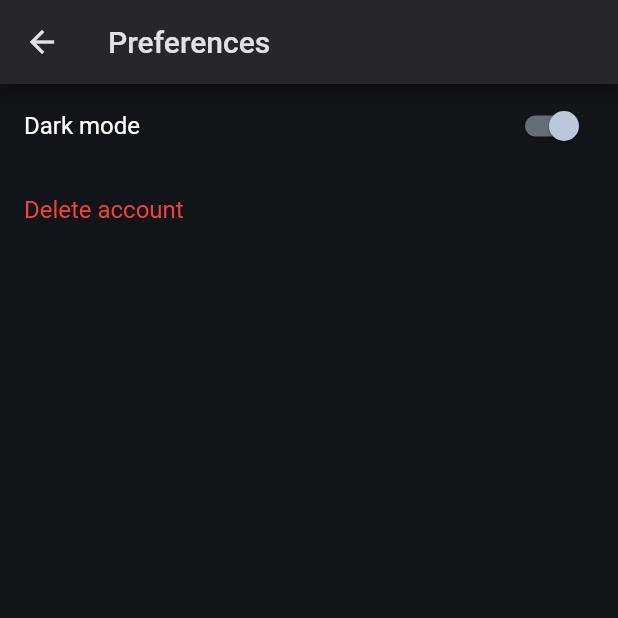
After one commit to Desdaemon/cwru_softdev, a Flutter app: the PreferencesPage screen opened directly, after a tap on "Dark mode", on a phone screen of 412 x 824 dp, the top half of it. The commit adds this screen. Run offline on Flutter 3.47's test engine with Material 2 defaults, Android fonts, the phone set to English and light mode, and no system bars; our stand-ins replace blur, cached_network_image, fixnum, flutter_map, flutter_riverpod, latlong2; missing offline and left inert: grpc, protobuf; network calls fail.

Commit message:
Dark mode in preferences

```diff
--- a/lib/main.dart
+++ b/lib/main.dart
@@ -1,3 +1,4 @@
+import 'package:cwru_softdev/providers.dart';
 import 'package:cwru_softdev/screens/login.dart';
 import 'package:flutter/material.dart';
 import 'package:flutter_riverpod/flutter_riverpod.dart';
@@ -12,9 +13,11 @@ class MyApp extends StatelessWidget {
   const MyApp({Key? key}) : super(key: key);
   @override
   Widget build(BuildContext context) {
+    return Consumer(builder: (ctx, ref, _) {
       return MaterialApp(
         title: 'Travelog',
         debugShowCheckedModeBanner: false,
+        themeMode: ref.watch(themeMode),
         theme: ThemeData.from(
           colorScheme: ColorScheme.fromSeed(seedColor: Colors.blue),
         ),
@@ -28,5 +31,6 @@ class MyApp extends StatelessWidget {
           body: LoginScreen(),
         ),
       );
+    });
   }
 }
--- a/lib/providers.dart
+++ b/lib/providers.dart
@@ -1,5 +1,6 @@
 import 'package:cwru_softdev/api_client.dart';
 import 'package:cwru_softdev/providers/user.dart';
+import 'package:flutter/material.dart';
 import 'package:flutter_riverpod/flutter_riverpod.dart';
 import 'package:latlong2/latlong.dart';
 import 'generated/greeter.pb.dart';
@@ -7,6 +8,7 @@ export 'generated/greeter.pb.dart';
 
 final locations = StateProvider((_) => <LatLng>[]);
 final user = StateNotifierProvider<UserProvider, User?>((_) => UserProvider());
+final themeMode = StateProvider((_) => ThemeMode.system);
 
 /// Empty if not logged in.
 final userTrips = FutureProvider<List<Trip>>((ref) async {
--- a/lib/screens/login.dart
+++ b/lib/screens/login.dart
@@ -2,7 +2,6 @@ import 'package:cwru_softdev/providers.dart';
 import 'package:cwru_softdev/screens/home.dart';
 import 'package:flutter/material.dart';
 import 'package:flutter_riverpod/flutter_riverpod.dart';
-import 'package:cwru_softdev/generated/greeter.pb.dart';
 
 class LoginScreen extends ConsumerStatefulWidget {
   const LoginScreen({Key? key}) : super(key: key);
@@ -97,6 +96,7 @@ class _LoginScreenState extends ConsumerState<LoginScreen> {
             ),
           ),
         ],
-        ));
+      ),
+    );
   }
 }
--- /dev/null
+++ b/lib/screens/prefs.dart
@@ -0,0 +1,33 @@
+import 'package:cwru_softdev/providers.dart';
+import 'package:flutter/material.dart';
+import 'package:flutter_riverpod/flutter_riverpod.dart';
+
+class PreferencesPage extends ConsumerWidget {
+  const PreferencesPage({Key? key}) : super(key: key);
+
+  @override
+  Widget build(BuildContext context, WidgetRef ref) {
+    final theme = ref.watch(themeMode);
+    return Scaffold(
+      appBar: AppBar(title: const Text('Preferences')),
+      body: ListView(
+        children: [
+          SwitchListTile(
+            title: const Text('Dark mode'),
+            value: theme == ThemeMode.dark,
+            onChanged: (val) {
+              ref.read(themeMode.state).state = val ? ThemeMode.dark : ThemeMode.light;
+            },
+          ),
+          ListTile(
+            title: const Text(
+              'Delete account',
+              style: TextStyle(color: Colors.red),
+            ),
+            onTap: () {},
+          ),
+        ],
+      ),
+    );
+  }
+}
```
Also changed, not shown: lib/screens/home.dart (+23 -28 lines). Lines whose indentation alone changed are shown as unchanged.
